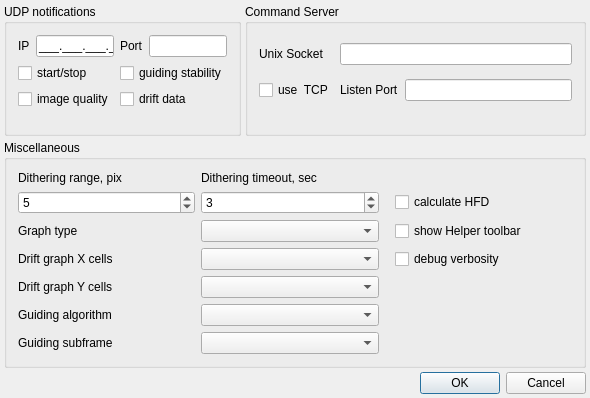
First picture: the form in lin_guider/ui/settings.ui, repository rumengb/lin_guider, before the edit.
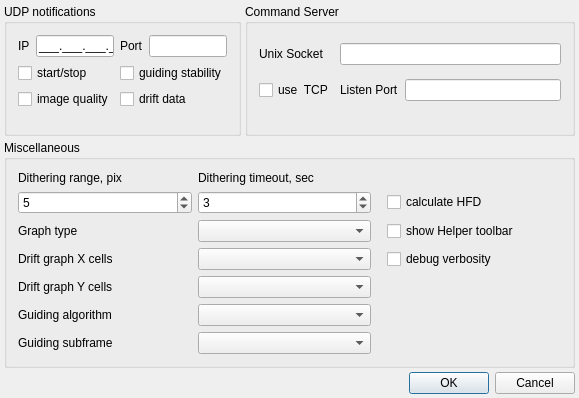
Second picture: the form after the edit.

Commit message: setings.ui reduce size of the dialog

What changed in the file:
```diff
--- a/lin_guider/ui/settings.ui
+++ b/lin_guider/ui/settings.ui
@@ -6,7 +6,7 @@
    <rect>
     <x>0</x>
     <y>0</y>
-    <width>590</width>
+    <width>579</width>
     <height>396</height>
    </rect>
   </property>
```
